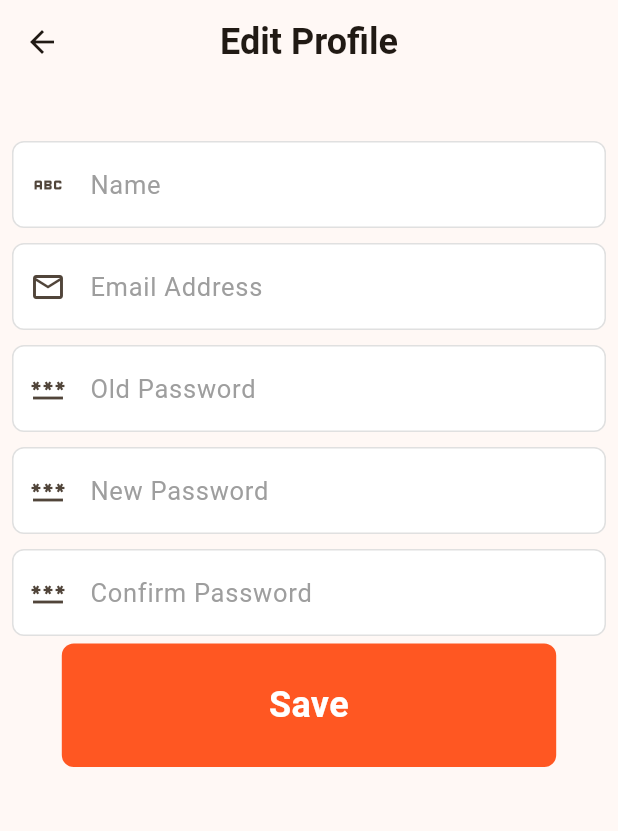
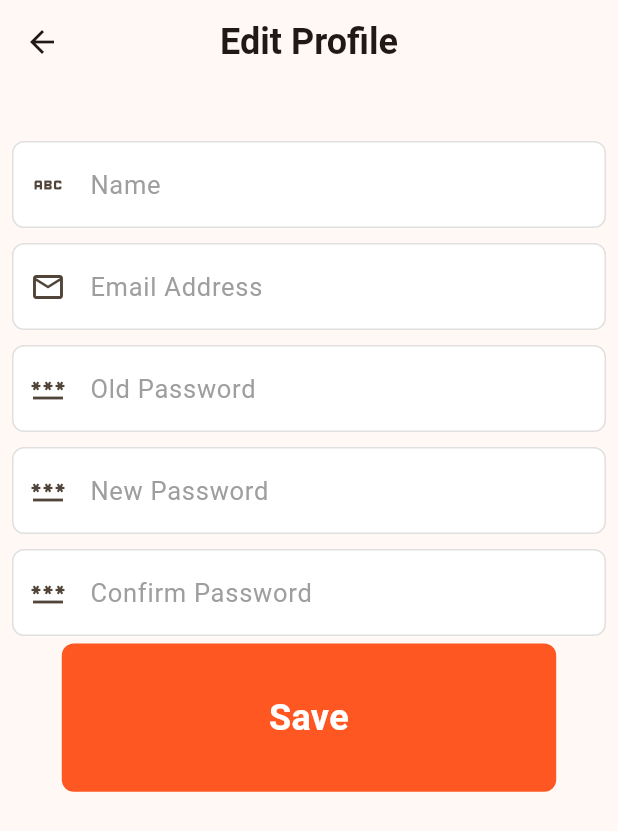
Before and after one commit to Hashir-Nadeem/blindcompanion, a Flutter app: the MyEditProfile screen opened directly, on a phone screen of 412 x 824 dp. Shown: the top 831 px of the screen. Run offline on Flutter 3.47's test engine with Material 2 defaults, Android fonts, the phone set to English and light mode, and no system bars; drawn by our look-alikes of modal_progress_hud_nsn; our stand-ins replace camera, cloud_firestore, countup, firebase_auth, firebase_core, flutter_tts and 8 more; missing offline and left inert: google_mlkit_text_recognition, translator, zego_uikit_prebuilt_call; accounts and stored records are empty.

Commit message:
last changes

```diff
--- a/lib/components/textbutton.dart
+++ b/lib/components/textbutton.dart
@@ -20,7 +20,7 @@ class MyTextButton extends StatelessWidget {
       onTap: ontap,
       child: Container(
         alignment: Alignment.center,
-        height: screenHeight * 0.1,
+        height: screenHeight * 0.12,
         width: screenWidth * 0.8,
         decoration: BoxDecoration(
             color: color, borderRadius: BorderRadius.circular(8.0)),
--- a/lib/screens/videocalling.dart
+++ b/lib/screens/videocalling.dart
@@ -38,7 +38,7 @@ class _VideoCallingState extends State<VideoCalling> {
                 child: TextFormField(
                   controller: callIDTextCtrl,
                   decoration:
-                      const InputDecoration(labelText: "join a call by id"),
+                      const InputDecoration(labelText: "join a call by ID"),
                 ),
               ),
               ElevatedButton(
--- a/lib/screens/volunteer_main_screen.dart
+++ b/lib/screens/volunteer_main_screen.dart
@@ -145,6 +145,7 @@ class _MyVolunteerScreenState extends State<MyVolunteerScreen> {
                             fontWeight: FontWeight.bold,
                           ),
                         ),
+
                       ],
                     ),
                     const SizedBox(
```
Also changed, not shown: 1 other file.
